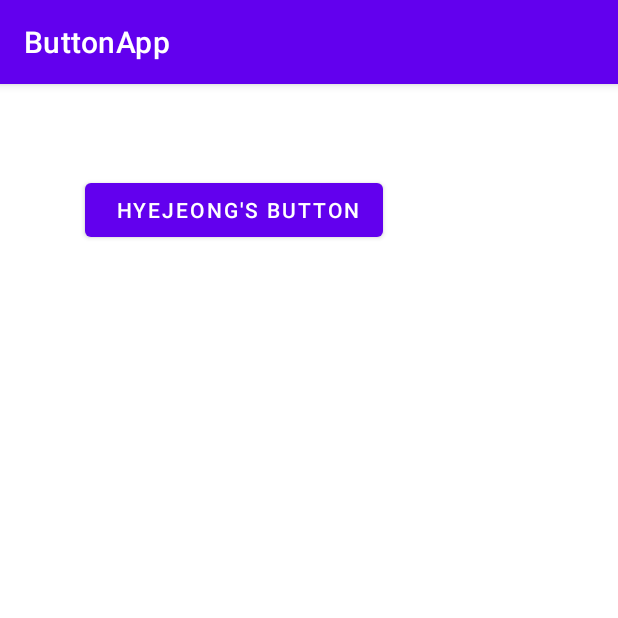
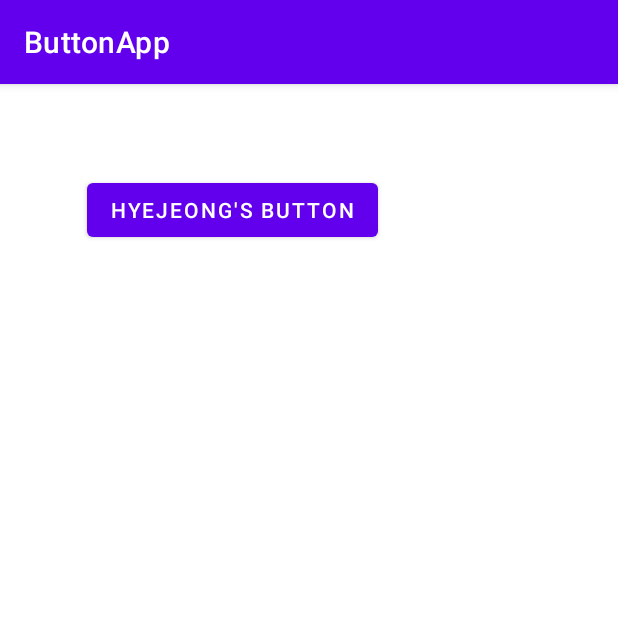
Before and after one commit to Hyejeong00/ButtonApp, an Android app: the screen it shows after launch (MainActivity), on a phone screen of 412 x 824 dp, the top half of it. Run offline under Robolectric (Android 15) with nearby library versions, the phone set to English and light mode, and no system bars.

Commit message:
your name Button

```diff
--- a/app/src/main/res/layout/activity_main.xml
+++ b/app/src/main/res/layout/activity_main.xml
@@ -21,9 +21,9 @@
         android:layout_width="wrap_content"
         android:layout_height="wrap_content"
         android:layout_marginTop="60dp"
-        android:text=" Hyejeong's Button"
+        android:text="@string/title"
         app:layout_constraintEnd_toEndOf="parent"
-        app:layout_constraintHorizontal_bias="0.265"
+        app:layout_constraintHorizontal_bias="0.267"
         app:layout_constraintStart_toStartOf="parent"
         app:layout_constraintTop_toTopOf="parent" />
 
--- a/app/src/main/res/values/strings.xml
+++ b/app/src/main/res/values/strings.xml
@@ -1,3 +1,4 @@
 <resources>
     <string name="app_name">ButtonApp</string>
+    <string name="title">Hyejeong\'s Button</string>
 </resources>
```
